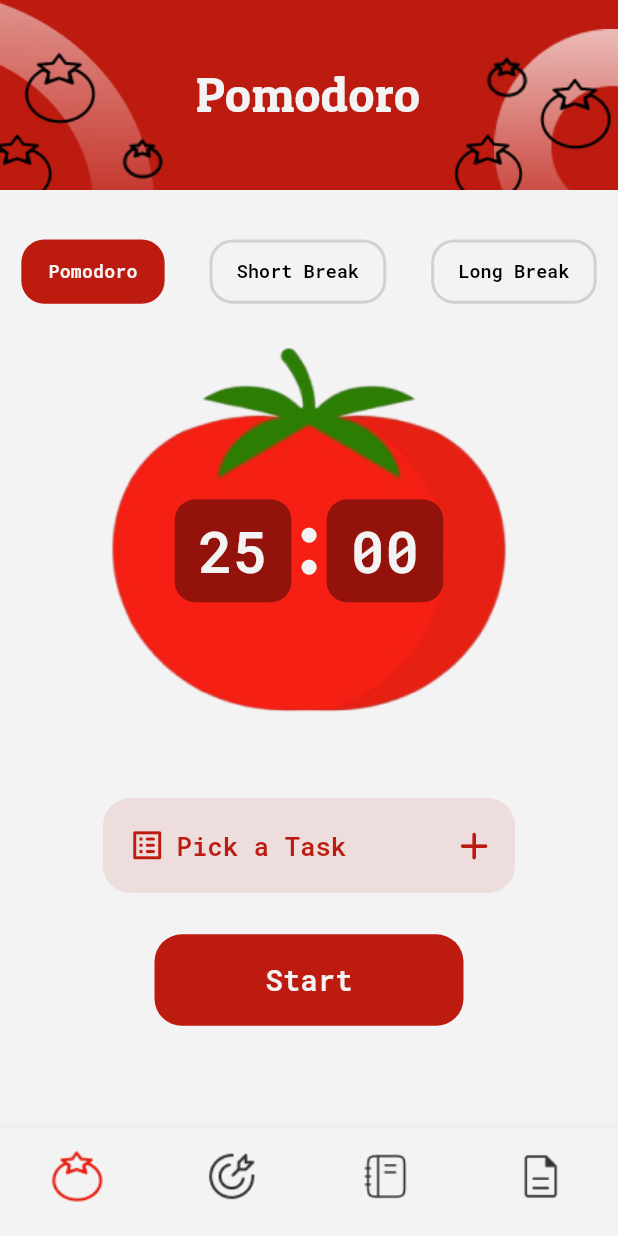
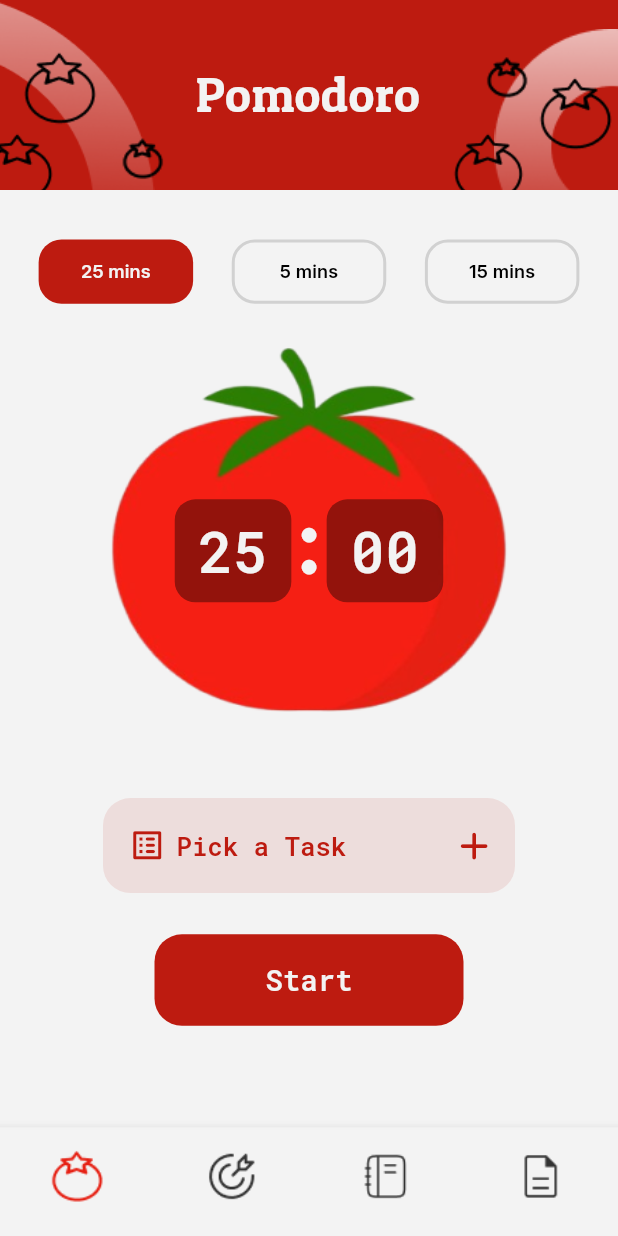
Before and after one commit to Abdusalom-mobile-developer/pomodoro, a Flutter app: the screen it shows after launch, on a phone screen of 412 x 824 dp. Run offline on Flutter 3.47's test engine with Material 3 defaults, Android fonts, the phone set to English and light mode, and no system bars; our stand-ins replace awesome_notifications, go_router, hive, hive_flutter; missing offline and left inert: back_button_interceptor; accounts and stored records are empty.

Commit message:
Fize the problem related to the not working Back Button.

```diff
--- a/lib/customs/custom_timer_buttons.dart
+++ b/lib/customs/custom_timer_buttons.dart
@@ -20,6 +20,7 @@ class CustomTimerButtons extends StatelessWidget {
     return Container(
       alignment: Alignment.center,
       height: CustomSize.height(context, 19.3),
+      width: CustomSize.width(context, 4),
       padding: EdgeInsets.symmetric(horizontal: CustomSize.width(context, 100)),
       decoration: BoxDecoration(
           border: Border.all(
@@ -38,7 +39,7 @@ class CustomTimerButtons extends StatelessWidget {
             CustomSize.width(context, 6.1),
             FontWeight.w600,
             TextAlign.center,
-            "RobotoMono"),
+            "Inter"),
       ),
     );
   }
--- a/lib/providers/home_screen_all.dart
+++ b/lib/providers/home_screen_all.dart
@@ -99,7 +99,6 @@ class HomeScreenAll extends ChangeNotifier {
         notifyListeners();
       }
 
-
       notifyListeners();
       await Future.delayed(const Duration(seconds: 1));
     }
--- a/lib/providers/time_picking.dart
+++ b/lib/providers/time_picking.dart
@@ -8,24 +8,24 @@ class TimePicking extends ChangeNotifier {
   List<Widget> buttons = [
     CustomTimerButtons(
       true,
-      "Pomodoro",
+      "25 mins",
       0,
     ),
     CustomTimerButtons(
       false,
-      "Short Break",
+      "5 mins",
       1,
     ),
     CustomTimerButtons(
       false,
-      "Long Break",
+      "15 mins",
       2,
     )
   ];
   List<String> contents = [
-    "Pomodoro",
-    "Short Break",
-    "Long Break",
+    "25 mins",
+    "5 mins",
+    "15 mins",
   ];
 
   void changeCurrentTimer(int value, BuildContext context) {
--- a/lib/screens/home.dart
+++ b/lib/screens/home.dart
@@ -25,16 +25,16 @@ class _HomeScreenState extends State<HomeScreen> {
   @override
   void initState() {
     super.initState();
-    BackButtonInterceptor.add(myInterceptor);
+    BackButtonInterceptor.add(myInterceptorr);
   }
 
   @override
   void dispose() {
     super.dispose();
-    BackButtonInterceptor.remove(myInterceptor);
+    BackButtonInterceptor.remove(myInterceptorr);
   }
 
-  bool myInterceptor(bool stopDefaultButtonEvent, RouteInfo info) {
+  bool myInterceptorr(bool stopDefaultButtonEvent, RouteInfo info) {
     showMyDialog(context);
     return true;
   }
@@ -264,14 +264,9 @@ class _HomeScreenState extends State<HomeScreen> {
                     )
                   : !provider.isTimerWorking
                       ? Consumer<TimePicking>(
-                          builder: (context, timePicker, child) => Padding(
-                            padding: EdgeInsets.symmetric(
-                                horizontal: CustomSize.width(context, 29)),
-                            child: Row(
-                                mainAxisAlignment:
-                                    MainAxisAlignment.spaceBetween,
-                                children: timePicker.buttons),
-                          ),
+                          builder: (context, timePicker, child) => Row(
+                              mainAxisAlignment: MainAxisAlignment.spaceEvenly,
+                              children: timePicker.buttons),
                         )
                       : SizedBox(
                           height: CustomSize.height(context, 19),
--- a/lib/screens/instruction.dart
+++ b/lib/screens/instruction.dart
@@ -31,9 +31,12 @@ class _InstructionScreenState extends State<InstructionScreen> {
   }
 
   bool myInterceptor(bool stopDefaultButtonEvent, RouteInfo info) {
+  WidgetsBinding.instance.addPostFrameCallback((_) {
     showMyDialog(context);
-    return true;
-  }
+  });
+  return true;
+}
+
   int _currentIndex = 3;
   @override
   Widget build(BuildContext context) {
--- a/pubspec.yaml
+++ b/pubspec.yaml
@@ -14,7 +14,6 @@ dependencies:
 
   cupertino_icons: ^1.0.8
   go_router: ^14.6.0
-  back_button_interceptor: ^8.0.0
   font_awesome_flutter: ^10.8.0
   provider: ^6.1.2
   hive: ^2.2.3
@@ -22,6 +21,7 @@ dependencies:
   flutter_local_notifications: ^18.0.1
   permission_handler: ^11.3.1
   awesome_notifications: ^0.10.0
+  back_button_interceptor: ^8.0.0
 
 dev_dependencies:
   build_runner: ^2.0.0
```
Also changed, not shown: lib/main.dart (line endings or trailing spaces), 1 other file.
